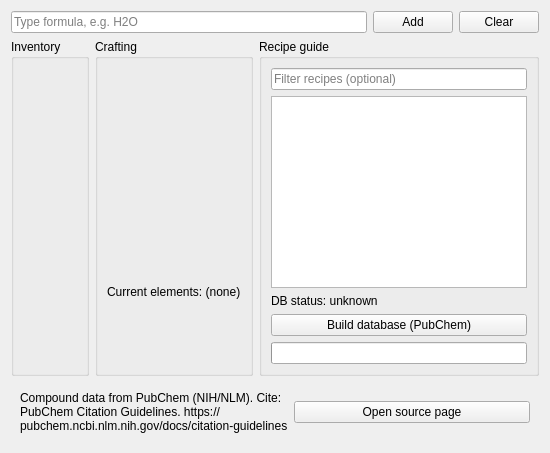
Above: src/orbsim/ui/tabs/compound_builder.ui from jemurrayPhD/OrbSim before the change. Below: the same form after it.
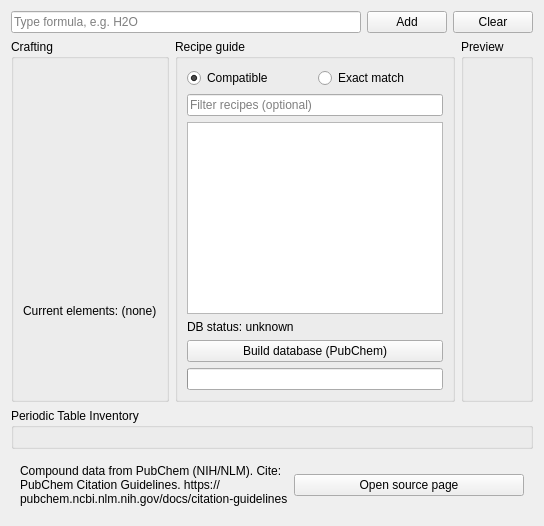
That is the form after the change.

Commit message: Add compound builder v2 widgets and annotation flow

Diff of the .ui file:
```diff
--- a/src/orbsim/ui/tabs/compound_builder.ui
+++ b/src/orbsim/ui/tabs/compound_builder.ui
@@ -29,19 +29,7 @@
     </layout>
    </item>
    <item>
-    <layout class="QHBoxLayout" name="mainLayout">
-     <item>
-      <widget class="QGroupBox" name="inventoryGroup">
-       <property name="title">
-        <string>Inventory</string>
-       </property>
-       <layout class="QVBoxLayout" name="inventoryLayout">
-        <item>
-         <widget class="QWidget" name="inventoryPlaceholder"/>
-        </item>
-       </layout>
-      </widget>
-     </item>
+    <layout class="QHBoxLayout" name="upperLayout">
      <item>
       <widget class="QGroupBox" name="craftingGroup">
        <property name="title">
@@ -67,6 +55,27 @@
         <string>Recipe guide</string>
        </property>
        <layout class="QVBoxLayout" name="recipeLayout">
+        <item>
+         <layout class="QHBoxLayout" name="filterLayout">
+          <item>
+           <widget class="QRadioButton" name="compatibleRadio">
+            <property name="text">
+             <string>Compatible</string>
+            </property>
+            <property name="checked">
+             <bool>true</bool>
+            </property>
+           </widget>
+          </item>
+          <item>
+           <widget class="QRadioButton" name="exactRadio">
+            <property name="text">
+             <string>Exact match</string>
+            </property>
+           </widget>
+          </item>
+         </layout>
+        </item>
         <item>
          <widget class="QLineEdit" name="recipeSearchLineEdit">
           <property name="placeholderText">
@@ -104,8 +113,32 @@
        </layout>
       </widget>
      </item>
+     <item>
+      <widget class="QGroupBox" name="previewGroup">
+       <property name="title">
+        <string>Preview</string>
+       </property>
+       <layout class="QVBoxLayout" name="previewLayout">
+        <item>
+         <widget class="QWidget" name="previewPlaceholder"/>
+        </item>
+       </layout>
+      </widget>
+     </item>
     </layout>
    </item>
+   <item>
+    <widget class="QGroupBox" name="inventoryGroup">
+     <property name="title">
+      <string>Periodic Table Inventory</string>
+     </property>
+     <layout class="QVBoxLayout" name="inventoryLayout">
+      <item>
+       <widget class="QWidget" name="inventoryPlaceholder"/>
+      </item>
+     </layout>
+    </widget>
+   </item>
    <item>
     <widget class="QFrame" name="citationFrame">
      <layout class="QHBoxLayout" name="citationLayout">
```
The commit also changes 6 other files.
